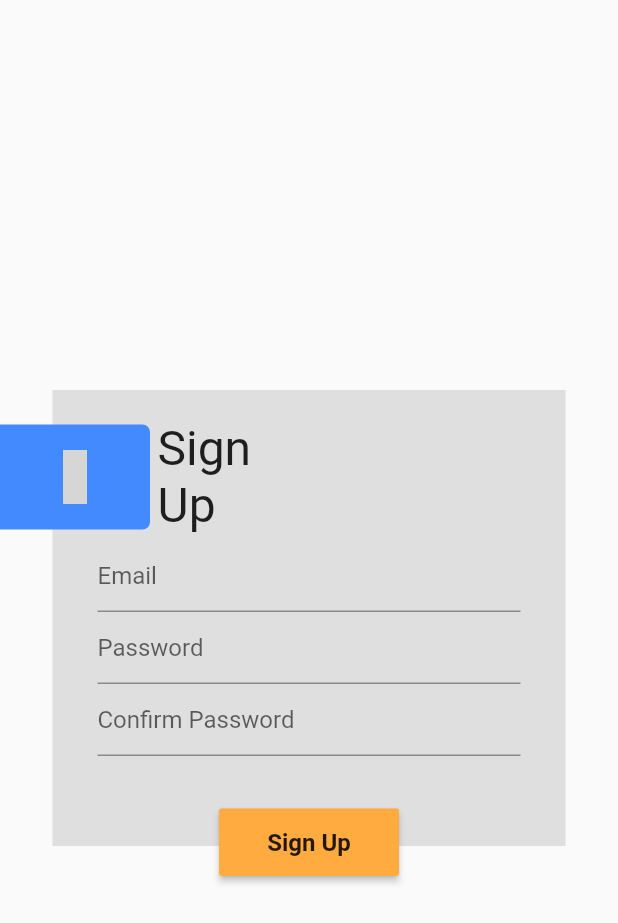
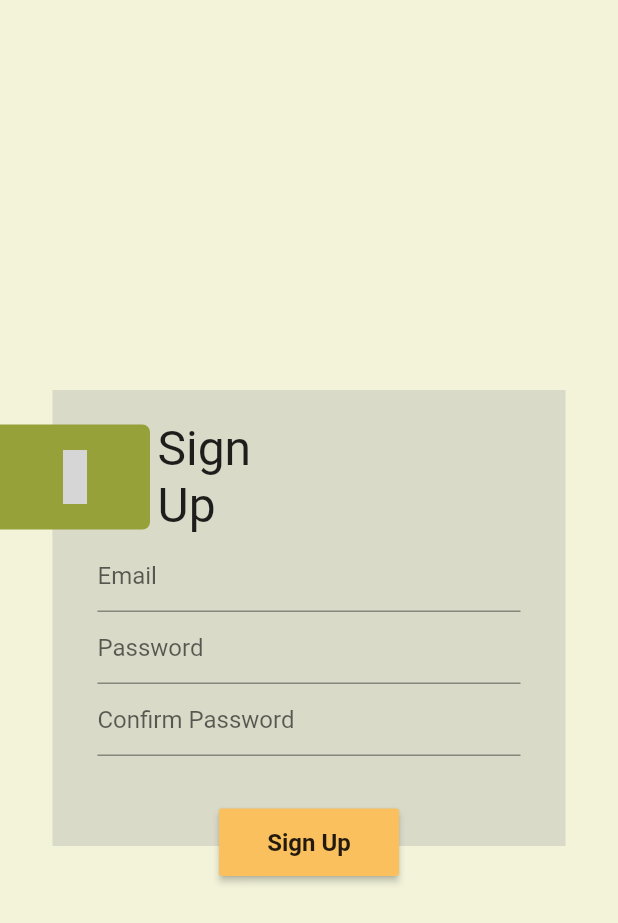
Before and after one commit to xiaoming857/ConfessionAppPrototype, a Flutter app: the SignUpPage screen opened directly, on a phone screen of 412 x 824 dp. Shown: the top 923 px of the screen. Run offline on Flutter 3.47's test engine with Material 2 defaults, Android fonts, the light colour scheme and no system bars; our stand-ins replace material_design_icons_flutter; grey boxes are pictures that could not be loaded.

Commit message:
Change Colors

```diff
--- a/lib/pages/sign_in_page.dart
+++ b/lib/pages/sign_in_page.dart
@@ -1,3 +1,4 @@
+import 'package:confession_app_prototype/utils/beng_color.dart';
 import 'package:flutter/material.dart';
 import 'package:material_design_icons_flutter/material_design_icons_flutter.dart';
 
@@ -35,6 +36,7 @@ class _SignInPageState extends State<SignInPage> {
   @override
   Widget build(BuildContext context) {
     return Scaffold(
+      backgroundColor: BengColor.beige,
       body: Padding(
         padding: EdgeInsets.only(
           top: MediaQuery.of(context).padding.top,
--- a/lib/pages/sign_up_page.dart
+++ b/lib/pages/sign_up_page.dart
@@ -1,3 +1,4 @@
+import 'package:confession_app_prototype/utils/beng_color.dart';
 import 'package:flutter/material.dart';
 import 'package:material_design_icons_flutter/material_design_icons_flutter.dart';
 
@@ -11,6 +12,7 @@ class _SignUpPageState extends State<SignUpPage> {
   @override
   Widget build(BuildContext context) {
     return Scaffold(
+      backgroundColor: BengColor.beige,
       body: Padding(
         padding: EdgeInsets.only(
           top: MediaQuery.of(context).padding.top,
@@ -82,7 +84,7 @@ class _SignUpPageState extends State<SignUpPage> {
                           width: 100,
                           height: 70,
                           decoration: BoxDecoration(
-                              color: Colors.blueAccent,
+                              color: BengColor.citron,
                               borderRadius: BorderRadius.horizontal(
                                 right: Radius.circular(5),
                               )
@@ -126,7 +128,7 @@ class _SignUpPageState extends State<SignUpPage> {
                     height: 45,
                     width: 120,
                     child: RaisedButton(
-                      color: Colors.orangeAccent,
+                      color: BengColor.maximumYellowRed,
                       child: Text(
                         'Sign Up',
                         style: TextStyle(
```
